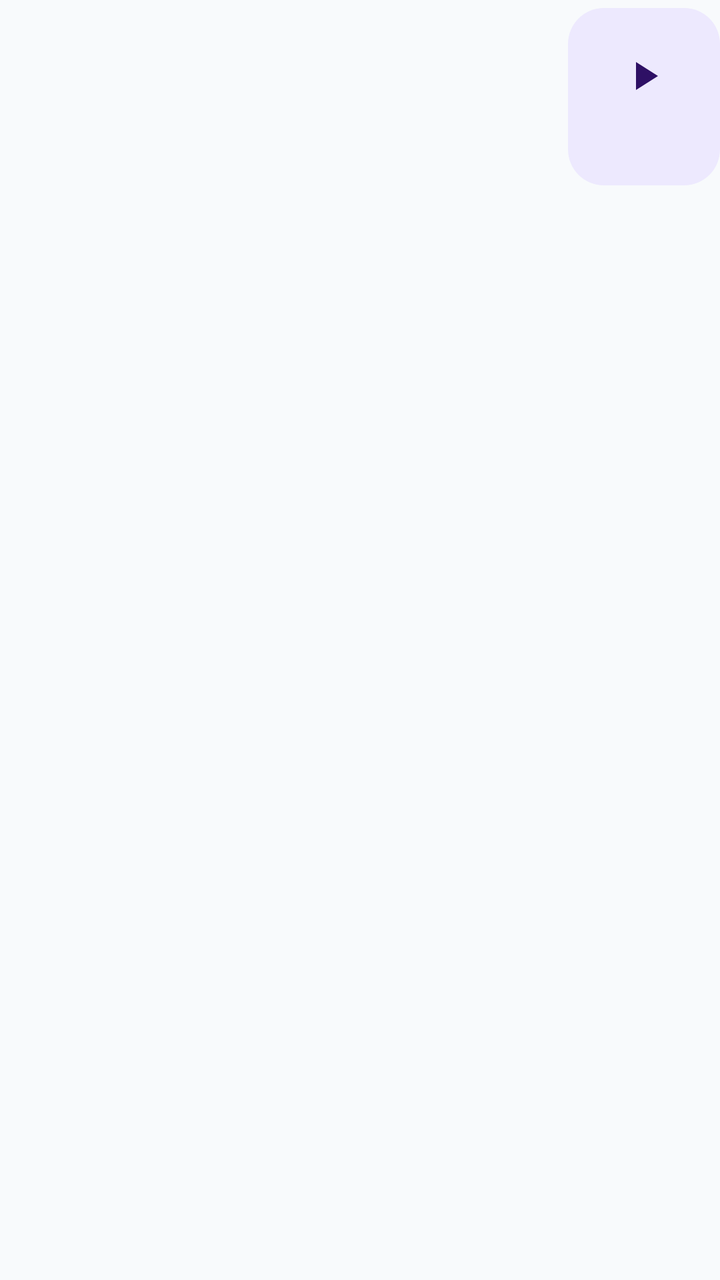
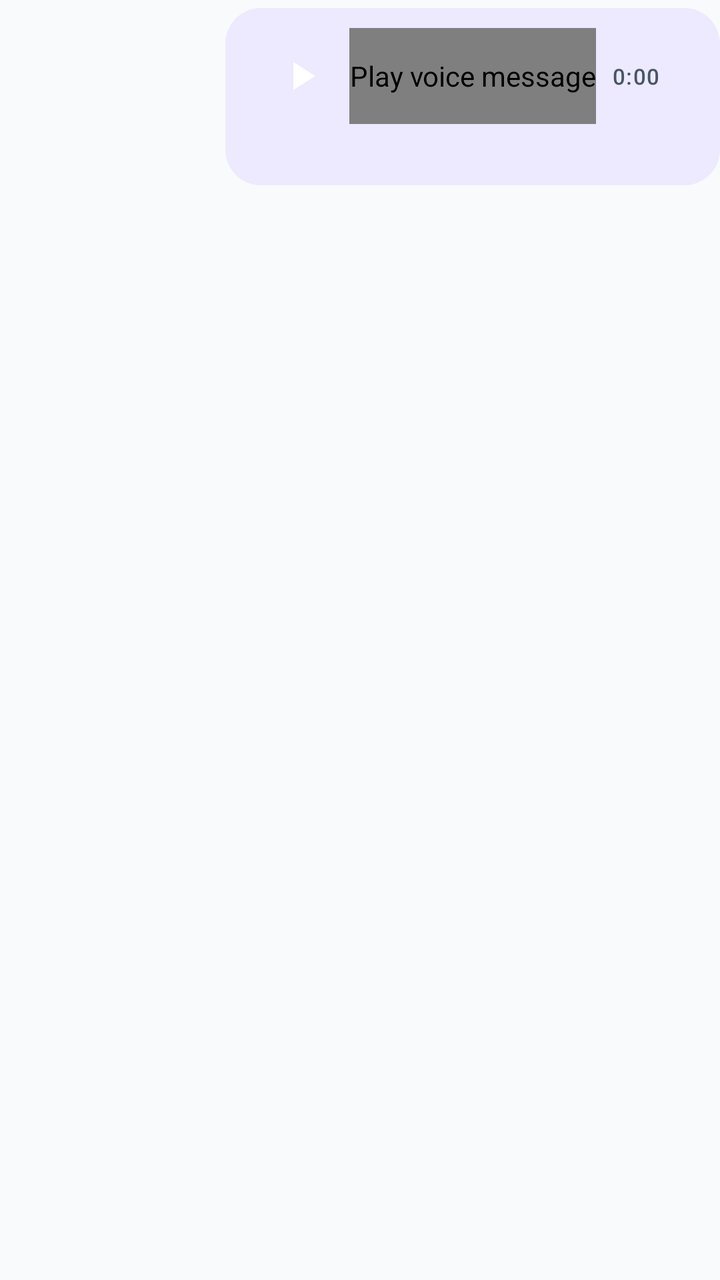

Compare the two renders of this Android layout. The source of the first and the diff that turns it into the second are given below.
<!-- AndroidManifest.xml: application theme Theme.NexaChat -->
<!-- res/layout/item_message_audio_outgoing.xml -->
<?xml version="1.0" encoding="utf-8"?>
<androidx.constraintlayout.widget.ConstraintLayout xmlns:android="http://schemas.android.com/apk/res/android"
    xmlns:app="http://schemas.android.com/apk/res-auto"
    android:layout_width="match_parent"
    android:layout_height="wrap_content"
    android:paddingVertical="@dimen/space_xs">
    <LinearLayout
        android:id="@+id/bubbleContainer"
        android:layout_width="wrap_content"
        android:layout_height="wrap_content"
        android:background="@drawable/bg_message_bubble"
        android:backgroundTint="@color/bubble_mine"
        android:maxWidth="@dimen/bubble_max_width"
        android:orientation="vertical"
        android:paddingHorizontal="14dp"
        android:paddingVertical="10dp"
        app:layout_constraintEnd_toEndOf="parent"
        app:layout_constraintHorizontal_bias="1"
        app:layout_constraintStart_toStartOf="parent"
        app:layout_constraintTop_toTopOf="parent">
        <TextView android:id="@+id/senderName" android:layout_width="wrap_content" android:layout_height="wrap_content" android:textAppearance="?attr/textAppearanceLabelSmall" android:textColor="?attr/colorOnPrimaryContainer" android:textStyle="bold" android:visibility="gone"/>
        <include android:id="@+id/replyQuote" layout="@layout/include_message_reply_quote" android:visibility="gone"/>
        <TextView android:id="@+id/messageBody" android:layout_width="wrap_content" android:layout_height="wrap_content" android:textAppearance="?attr/textAppearanceBodyMedium" android:textColor="?attr/colorOnPrimaryContainer" android:visibility="gone"/>
        <ImageView android:id="@+id/messageImage" android:layout_width="220dp" android:layout_height="160dp" android:contentDescription="@string/cd_open_attachment" android:scaleType="centerCrop" android:visibility="gone"/>
        <ImageButton android:id="@+id/playButton" android:layout_width="@dimen/min_touch_target" android:layout_height="@dimen/min_touch_target" android:background="?attr/selectableItemBackgroundBorderless" android:contentDescription="@string/cd_open_attachment" android:src="@drawable/ic_play_arrow" app:tint="?attr/colorOnPrimaryContainer" android:visibility="visible"/>
        <TextView android:id="@+id/fileName" android:layout_width="wrap_content" android:layout_height="wrap_content" android:drawableStart="@drawable/ic_description" android:drawablePadding="10dp" android:drawableTint="?attr/colorOnPrimaryContainer" android:gravity="center_vertical" android:textAppearance="?attr/textAppearanceBodyMedium" android:textColor="?attr/colorOnPrimaryContainer" android:visibility="gone"/>
        <TextView android:id="@+id/systemLabel" android:layout_width="wrap_content" android:layout_height="wrap_content" android:textAppearance="?attr/textAppearanceBodySmall" android:textColor="?attr/colorOnSurfaceVariant" android:visibility="gone"/>
        <include android:id="@+id/bubbleMeta" layout="@layout/include_message_bubble_meta"/>
        <include android:id="@+id/reactionsRow" layout="@layout/include_message_reactions_row"/>
    </LinearLayout>
</androidx.constraintlayout.widget.ConstraintLayout>
<!-- res/layout/include_message_reply_quote.xml (included above) -->
<?xml version="1.0" encoding="utf-8"?>
<LinearLayout xmlns:android="http://schemas.android.com/apk/res/android"
    android:layout_width="match_parent"
    android:layout_height="wrap_content"
    android:background="@drawable/bg_reply_quote"
    android:orientation="vertical"
    android:padding="@dimen/space_sm">
    <TextView android:id="@+id/replyAuthor" android:layout_width="wrap_content" android:layout_height="wrap_content" android:textAppearance="?attr/textAppearanceLabelSmall" android:textColor="?attr/colorPrimary" android:textStyle="bold"/>
    <TextView android:id="@+id/replySnippet" android:layout_width="wrap_content" android:layout_height="wrap_content" android:ellipsize="end" android:maxLines="2" android:textAppearance="?attr/textAppearanceBodySmall" android:textColor="?attr/colorOnSurfaceVariant"/>
</LinearLayout>
<!-- res/layout/include_message_bubble_meta.xml (included above) -->
<?xml version="1.0" encoding="utf-8"?>
<LinearLayout xmlns:android="http://schemas.android.com/apk/res/android"
    xmlns:app="http://schemas.android.com/apk/res-auto"
    android:id="@+id/bubbleMetaRow"
    android:layout_width="wrap_content"
    android:layout_height="wrap_content"
    android:layout_gravity="end"
    android:layout_marginTop="2dp"
    android:gravity="center_vertical"
    android:orientation="horizontal">

    <TextView
        android:id="@+id/editedLabel"
        android:layout_width="wrap_content"
        android:layout_height="wrap_content"
        android:layout_marginEnd="@dimen/space_xs"
        android:textAppearance="?attr/textAppearanceLabelSmall"
        android:textColor="?attr/colorOnSurfaceVariant"
        android:textStyle="italic"
        android:visibility="gone" />

    <TextView
        android:id="@+id/timeLabel"
        android:layout_width="wrap_content"
        android:layout_height="wrap_content"
        android:textAppearance="?attr/textAppearanceLabelSmall"
        android:textColor="?attr/colorOnSurfaceVariant" />

    <ProgressBar
        android:id="@+id/sendingProgress"
        style="?android:attr/progressBarStyleSmall"
        android:layout_width="14dp"
        android:layout_height="14dp"
        android:layout_marginStart="@dimen/space_xs"
        android:visibility="gone" />

    <ImageView
        android:id="@+id/deliveryIcon"
        android:layout_width="14dp"
        android:layout_height="14dp"
        android:layout_marginStart="@dimen/space_xs"
        android:contentDescription="@string/cd_delivered"
        android:visibility="gone"
        app:tint="?attr/colorOnSurfaceVariant" />

    <TextView
        android:id="@+id/deliveryStatusText"
        android:layout_width="wrap_content"
        android:layout_height="wrap_content"
        android:layout_marginStart="@dimen/space_xs"
        android:textAppearance="?attr/textAppearanceLabelSmall"
        android:textColor="?attr/colorOnSurfaceVariant"
        android:visibility="gone" />
</LinearLayout>
<!-- res/layout/include_message_reactions_row.xml (included above) -->
<?xml version="1.0" encoding="utf-8"?>
<com.google.android.material.chip.ChipGroup xmlns:android="http://schemas.android.com/apk/res/android"
    xmlns:app="http://schemas.android.com/apk/res-auto"
    android:id="@+id/reactionChipGroup"
    android:layout_width="wrap_content"
    android:layout_height="wrap_content"
    android:layout_marginTop="@dimen/space_xs"
    app:singleLine="true" />
<!-- resources referenced by this layout -->
<resources>
  <color name="bubble_mine">#FFEDE9FE</color>
  <dimen name="bubble_max_width">280dp</dimen>
  <dimen name="min_touch_target">48dp</dimen>
  <dimen name="space_sm">8dp</dimen>
  <dimen name="space_xs">4dp</dimen>
  <string name="cd_delivered">Delivered</string>
  <string name="cd_open_attachment">Open attachment</string>
  <style name="Theme.NexaChat" parent="Theme.NexaChat.Views" />
  <color name="bubble_other">#FFFFFFFF</color>
  <color name="colorPrimary">@color/brand_indigo</color>
  <color name="colorOnPrimary">#FFFFFFFF</color>
  <color name="colorPrimaryContainer">@color/brand_indigo_container</color>
  <color name="colorOnPrimaryContainer">@color/brand_on_indigo_container</color>
  <color name="colorSecondary">@color/slate_secondary</color>
  <color name="colorOnSecondary">#FFFFFFFF</color>
  <color name="colorSecondaryContainer">@color/slate_secondary_container</color>
  <color name="colorOnSecondaryContainer">@color/slate_on_secondary_container</color>
  <color name="colorTertiary">@color/tertiary_sky</color>
  <color name="colorOnTertiary">#FFFFFFFF</color>
  <color name="colorTertiaryContainer">@color/tertiary_sky_container</color>
  <color name="colorOnTertiaryContainer">@color/tertiary_on_sky_container</color>
  <color name="colorError">@color/error_red</color>
  <color name="colorOnError">#FFFFFFFF</color>
  <color name="colorErrorContainer">@color/error_container_light</color>
  <color name="colorOnErrorContainer">@color/on_error_container_light</color>
  <color name="colorBackground">@color/background_light</color>
  <color name="colorOnBackground">@color/text_primary_light</color>
  <color name="colorSurface">@color/surface_light</color>
  <color name="colorOnSurface">@color/text_primary_light</color>
  <color name="colorSurfaceVariant">@color/surface_variant_light</color>
  <color name="surface_container_low_light">#FFF8FAFC</color>
  <color name="surface_container_light">#FFF1F5F9</color>
  <color name="surface_container_high_light">#FFE2E8F0</color>
  <color name="colorOnSurfaceVariant">@color/text_secondary_light</color>
  <color name="colorOutline">@color/slate_border</color>
  <color name="colorOutlineVariant">@color/slate_divider</color>
  <style name="TextAppearance.NexaChat.BodyLarge" parent="TextAppearance.Material3.BodyLarge" />
  <style name="TextAppearance.NexaChat.BodyMedium" parent="TextAppearance.Material3.BodyMedium" />
  <style name="TextAppearance.NexaChat.BodySmall" parent="TextAppearance.Material3.BodySmall" />
  <style name="TextAppearance.NexaChat.LabelLarge" parent="TextAppearance.Material3.LabelLarge" />
  <style name="TextAppearance.NexaChat.LabelSmall" parent="TextAppearance.Material3.LabelSmall" />
  <color name="brand_indigo">#FF6D28D9</color>
  <color name="brand_indigo_container">#FFEDE9FE</color>
  <color name="brand_on_indigo_container">#FF2E1065</color>
  <color name="slate_secondary">#FF505F76</color>
  <color name="slate_secondary_container">#FFD0E1FB</color>
  <color name="slate_on_secondary_container">#FF1D283A</color>
  <color name="tertiary_sky">#FF0EA5E9</color>
  <color name="tertiary_sky_container">#FFBAE6FD</color>
  <color name="tertiary_on_sky_container">#FF0369A1</color>
  <color name="error_red">#FFBA1A1A</color>
  <color name="error_container_light">#FFFFDAD6</color>
  <color name="on_error_container_light">#FF93000A</color>
  <color name="background_light">#FFF8FAFC</color>
  <color name="text_primary_light">#FF0F172A</color>
  <color name="surface_light">#FFFFFFFF</color>
  <color name="surface_variant_light">#FFF1F5F9</color>
  <color name="text_secondary_light">#FF475569</color>
  <color name="slate_border">#FFCBD5E1</color>
  <color name="slate_divider">#FFE2E8F0</color>
  <dimen name="corner_sm">8dp</dimen>
  <dimen name="corner_md">12dp</dimen>
  <dimen name="corner_lg">16dp</dimen>
  <!-- unchanged entries left out for length: 16 -->
</resources>

<!-- the commit's change to res/layout/item_message_audio_outgoing.xml (unified diff, before → after) -->
@@ -22,7 +22,7 @@
         <include android:id="@+id/replyQuote" layout="@layout/include_message_reply_quote" android:visibility="gone"/>
         <TextView android:id="@+id/messageBody" android:layout_width="wrap_content" android:layout_height="wrap_content" android:textAppearance="?attr/textAppearanceBodyMedium" android:textColor="?attr/colorOnPrimaryContainer" android:visibility="gone"/>
         <ImageView android:id="@+id/messageImage" android:layout_width="220dp" android:layout_height="160dp" android:contentDescription="@string/cd_open_attachment" android:scaleType="centerCrop" android:visibility="gone"/>
-        <ImageButton android:id="@+id/playButton" android:layout_width="@dimen/min_touch_target" android:layout_height="@dimen/min_touch_target" android:background="?attr/selectableItemBackgroundBorderless" android:contentDescription="@string/cd_open_attachment" android:src="@drawable/ic_play_arrow" app:tint="?attr/colorOnPrimaryContainer" android:visibility="visible"/>
+        <include layout="@layout/include_message_voice_player" />
         <TextView android:id="@+id/fileName" android:layout_width="wrap_content" android:layout_height="wrap_content" android:drawableStart="@drawable/ic_description" android:drawablePadding="10dp" android:drawableTint="?attr/colorOnPrimaryContainer" android:gravity="center_vertical" android:textAppearance="?attr/textAppearanceBodyMedium" android:textColor="?attr/colorOnPrimaryContainer" android:visibility="gone"/>
         <TextView android:id="@+id/systemLabel" android:layout_width="wrap_content" android:layout_height="wrap_content" android:textAppearance="?attr/textAppearanceBodySmall" android:textColor="?attr/colorOnSurfaceVariant" android:visibility="gone"/>
         <include android:id="@+id/bubbleMeta" layout="@layout/include_message_bubble_meta"/>
@@ -39,6 +39,53 @@
     android:padding="@dimen/space_sm">
     <TextView android:id="@+id/replyAuthor" android:layout_width="wrap_content" android:layout_height="wrap_content" android:textAppearance="?attr/textAppearanceLabelSmall" android:textColor="?attr/colorPrimary" android:textStyle="bold"/>
     <TextView android:id="@+id/replySnippet" android:layout_width="wrap_content" android:layout_height="wrap_content" android:ellipsize="end" android:maxLines="2" android:textAppearance="?attr/textAppearanceBodySmall" android:textColor="?attr/colorOnSurfaceVariant"/>
+</LinearLayout>
+<!-- res/layout/include_message_voice_player.xml (included above) -->
+<?xml version="1.0" encoding="utf-8"?>
+<LinearLayout xmlns:android="http://schemas.android.com/apk/res/android"
+    android:id="@+id/voicePlayerRoot"
+    android:layout_width="wrap_content"
+    android:layout_height="wrap_content"
+    android:minWidth="216dp"
+    android:gravity="center_vertical"
+    android:orientation="horizontal">
+
+    <ImageButton
+        android:id="@+id/voicePlayButton"
+        android:layout_width="48dp"
+        android:layout_height="48dp"
+        android:background="?attr/selectableItemBackgroundBorderless"
+        android:contentDescription="@string/voice_play"
+        android:padding="12dp"
+        android:src="@drawable/ic_play_arrow" />
+
+    <com.nexachat.feature.chat.voice.WaveformView
+        android:id="@+id/voiceWaveform"
+        android:layout_width="0dp"
+        android:layout_height="48dp"
+        android:layout_weight="1"
+        android:contentDescription="@string/voice_play"
+        android:minWidth="96dp" />
+
+    <TextView
+        android:id="@+id/voiceDuration"
+        android:layout_width="wrap_content"
+        android:layout_height="wrap_content"
+        android:layout_marginStart="8dp"
+        android:maxLines="1"
+        android:minWidth="40dp"
+        android:text="@string/voice_zero_duration"
+        android:textAppearance="?attr/textAppearanceLabelSmall"
+        android:textColor="?attr/colorOnSurfaceVariant" />
+
+    <ImageButton
+        android:id="@+id/playButton"
+        android:layout_width="48dp"
+        android:layout_height="48dp"
+        android:background="?attr/selectableItemBackgroundBorderless"
+        android:contentDescription="@string/cd_open_attachment"
+        android:src="@drawable/ic_play_arrow"
+        android:visibility="gone" />
 </LinearLayout>
 <!-- res/layout/include_message_bubble_meta.xml (included above) -->
 <?xml version="1.0" encoding="utf-8"?>
<!-- resource entries referenced after the edit -->
@@ -7,6 +7,8 @@
   <dimen name="space_xs">4dp</dimen>
   <string name="cd_delivered">Delivered</string>
   <string name="cd_open_attachment">Open attachment</string>
+  <string name="voice_play">Play voice message</string>
+  <string name="voice_zero_duration">0:00</string>
   <style name="Theme.NexaChat" parent="Theme.NexaChat.Views" />
   <color name="bubble_other">#FFFFFFFF</color>
   <color name="colorPrimary">@color/brand_indigo</color>
